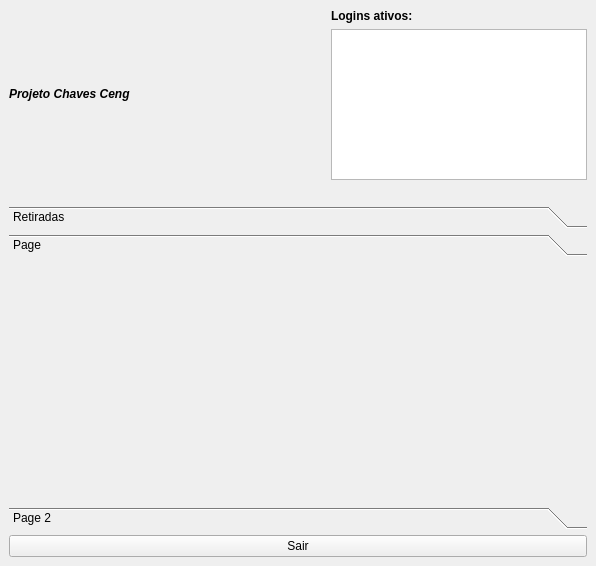
Qt form nivel2.ui (walkermarcos/Chaves) before a commit.
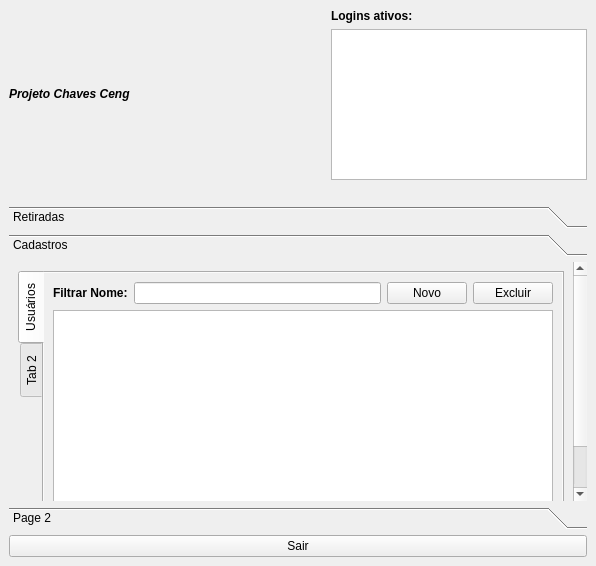
The same form after that commit. The open tabs and pages were chosen to show the change. Icons and pictures are not drawn.

Commit message: Mudancas no nivel2 tabela usuarios exclusao

```diff
--- a/nivel2.ui
+++ b/nivel2.ui
@@ -100,6 +100,12 @@
         <verstretch>0</verstretch>
        </sizepolicy>
       </property>
+      <property name="layoutDirection">
+       <enum>Qt::LeftToRight</enum>
+      </property>
+      <property name="autoFillBackground">
+       <bool>true</bool>
+      </property>
       <property name="currentIndex">
        <number>0</number>
       </property>
@@ -225,13 +231,140 @@
         <rect>
          <x>0</x>
          <y>0</y>
-         <width>100</width>
-         <height>30</height>
+         <width>564</width>
+         <height>295</height>
         </rect>
        </property>
        <attribute name="label">
-        <string>Page</string>
+        <string>Cadastros</string>
        </attribute>
+       <layout class="QGridLayout" name="gridLayout_4">
+        <item row="0" column="0">
+         <widget class="QTabWidget" name="tabWidget">
+          <property name="sizePolicy">
+           <sizepolicy hsizetype="Expanding" vsizetype="Expanding">
+            <horstretch>0</horstretch>
+            <verstretch>0</verstretch>
+           </sizepolicy>
+          </property>
+          <property name="minimumSize">
+           <size>
+            <width>348</width>
+            <height>277</height>
+           </size>
+          </property>
+          <property name="maximumSize">
+           <size>
+            <width>9999999</width>
+            <height>9999999</height>
+           </size>
+          </property>
+          <property name="sizeIncrement">
+           <size>
+            <width>0</width>
+            <height>0</height>
+           </size>
+          </property>
+          <property name="layoutDirection">
+           <enum>Qt::LeftToRight</enum>
+          </property>
+          <property name="autoFillBackground">
+           <bool>true</bool>
+          </property>
+          <property name="tabPosition">
+           <enum>QTabWidget::West</enum>
+          </property>
+          <property name="currentIndex">
+           <number>0</number>
+          </property>
+          <widget class="QWidget" name="tab">
+           <property name="sizePolicy">
+            <sizepolicy hsizetype="Expanding" vsizetype="Expanding">
+             <horstretch>0</horstretch>
+             <verstretch>0</verstretch>
+            </sizepolicy>
+           </property>
+           <property name="maximumSize">
+            <size>
+             <width>9999999</width>
+             <height>9999999</height>
+            </size>
+           </property>
+           <property name="layoutDirection">
+            <enum>Qt::LeftToRight</enum>
+           </property>
+           <property name="autoFillBackground">
+            <bool>true</bool>
+           </property>
+           <attribute name="title">
+            <string>Usuários</string>
+           </attribute>
+           <layout class="QGridLayout" name="gridLayout_3">
+            <item row="0" column="0">
+             <widget class="QLabel" name="label_6">
+              <property name="font">
+               <font>
+                <weight>75</weight>
+                <bold>true</bold>
+               </font>
+              </property>
+              <property name="text">
+               <string>Filtrar Nome:</string>
+              </property>
+             </widget>
+            </item>
+            <item row="0" column="1">
+             <widget class="QLineEdit" name="lineEdit"/>
+            </item>
+            <item row="0" column="2">
+             <widget class="QPushButton" name="pushButton_2">
+              <property name="text">
+               <string>Novo</string>
+              </property>
+             </widget>
+            </item>
+            <item row="0" column="3">
+             <widget class="QPushButton" name="pushButton_3">
+              <property name="text">
+               <string>Excluir</string>
+              </property>
+             </widget>
+            </item>
+            <item row="1" column="0" colspan="4">
+             <widget class="QTableWidget" name="tableWidget_2">
+              <property name="sizePolicy">
+               <sizepolicy hsizetype="Expanding" vsizetype="Expanding">
+                <horstretch>0</horstretch>
+                <verstretch>0</verstretch>
+               </sizepolicy>
+              </property>
+              <property name="selectionMode">
+               <enum>QAbstractItemView::MultiSelection</enum>
+              </property>
+              <property name="selectionBehavior">
+               <enum>QAbstractItemView::SelectRows</enum>
+              </property>
+              <attribute name="verticalHeaderVisible">
+               <bool>false</bool>
+              </attribute>
+             </widget>
+            </item>
+           </layout>
+          </widget>
+          <widget class="QWidget" name="tab_2">
+           <property name="sizePolicy">
+            <sizepolicy hsizetype="Expanding" vsizetype="Expanding">
+             <horstretch>0</horstretch>
+             <verstretch>0</verstretch>
+            </sizepolicy>
+           </property>
+           <attribute name="title">
+            <string>Tab 2</string>
+           </attribute>
+          </widget>
+         </widget>
+        </item>
+       </layout>
       </widget>
       <widget class="QWidget" name="page_2">
        <property name="geometry">
```
Left out of the diff: 12 changed lines with no effect on the pictures. The commit also changes 3 other files.
